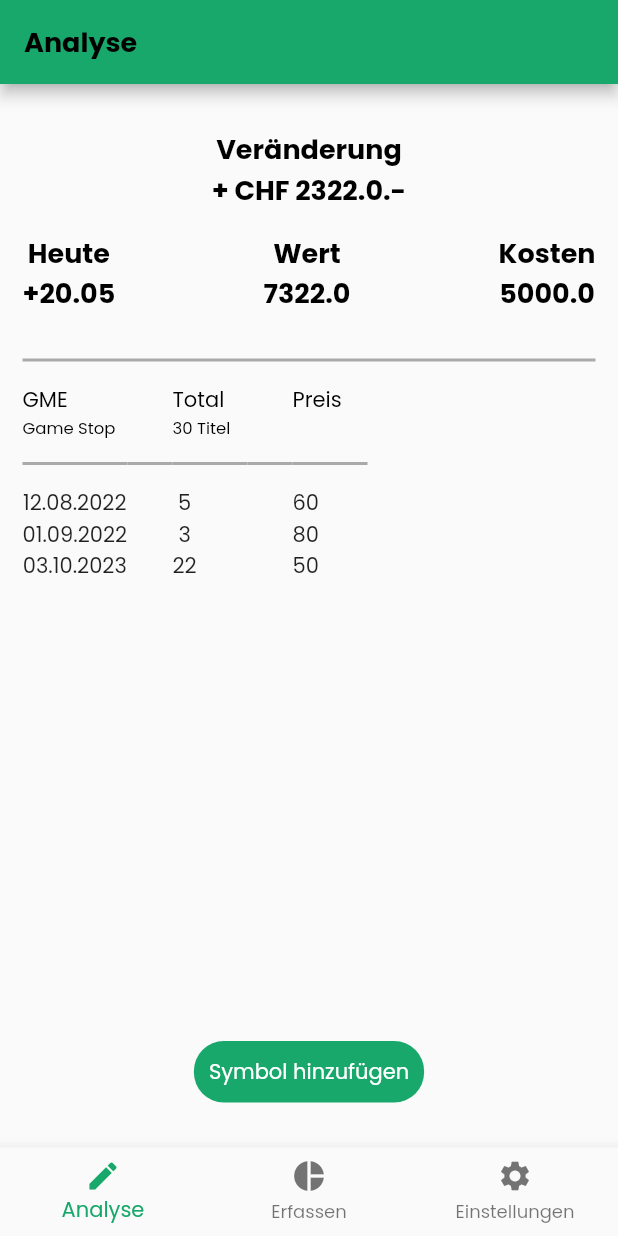
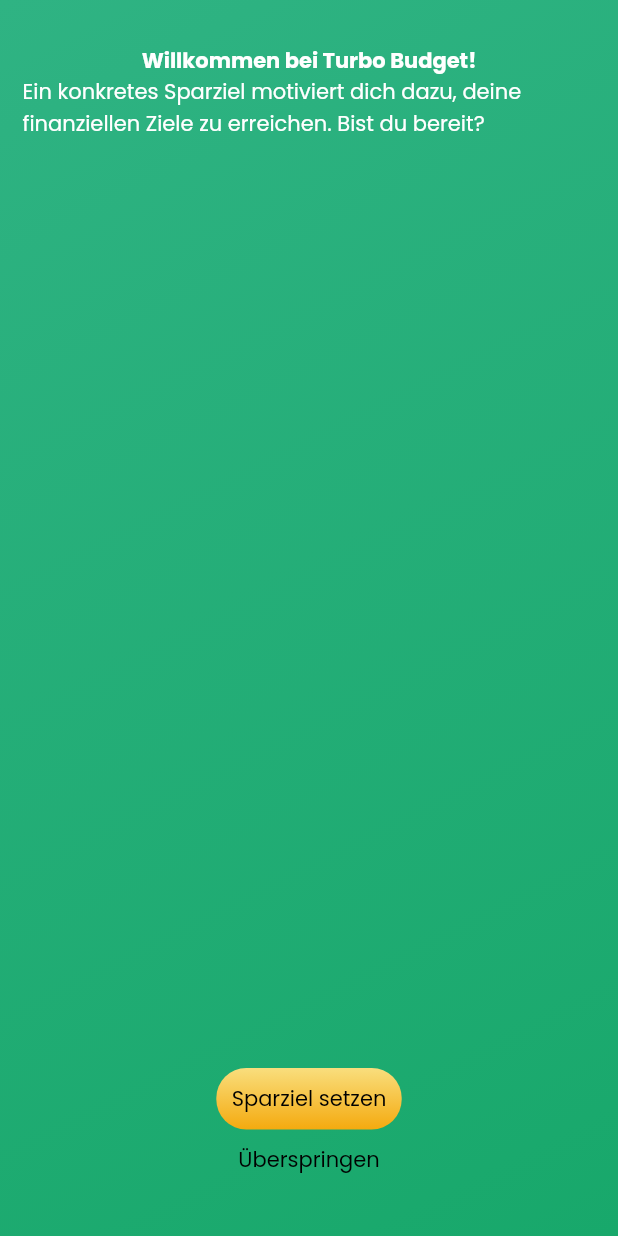
Before and after one commit to TheCoolerDaniel/BudgetApp, a Flutter app: the screen it shows after launch, on a phone screen of 412 x 824 dp. Run offline on Flutter 3.47's test engine with Material 2 defaults, Android fonts, the phone set to English and light mode, and no system bars.

Commit message:
Created navigation through onboarding

```diff
--- a/budget_app/lib/main.dart
+++ b/budget_app/lib/main.dart
@@ -1,7 +1,8 @@
 import 'package:flutter/material.dart';
 import 'package:budget_app/presentation/helpers/brand_fonts.dart'
     as brand_fonts;
-import 'presentation/navigation/main_page.dart';
+
+import 'package:budget_app/presentation/pages/onboarding/onboaring_page.dart';
 
 void main() {
   runApp(const MyApp());
@@ -18,7 +19,7 @@ class MyApp extends StatelessWidget {
       theme: ThemeData(
         fontFamily: brand_fonts.fontFamilyDefault,
       ),
-      home: const MainPage(),
+      home: const OnboardingPage(),
     );
   }
 }
--- a/budget_app/lib/presentation/core/primary_button.dart
+++ b/budget_app/lib/presentation/core/primary_button.dart
@@ -19,13 +19,17 @@ class PrimaryButton extends StatelessWidget {
   @override
   Widget build(BuildContext context) {
     return Clickable(
+      onPressed: onPressed,
       child: IntrinsicWidth(
         child: Container(
           constraints: BoxConstraints(
             minWidth: MediaQuery.of(context).size.width * 0.3,
           ),
           decoration: const BoxDecoration(
-            color: brand_colors.primaryColor,
+            gradient: LinearGradient(
+                begin: Alignment.topCenter,
+                end: Alignment.bottomCenter,
+                colors: brand_colors.primaryButton),
             borderRadius: BorderRadius.all(
               Radius.circular(20),
             ),
@@ -35,12 +39,11 @@ class PrimaryButton extends StatelessWidget {
             child: Text(
               text,
               textAlign: TextAlign.center,
-              style: brand_fonts.copyLight,
+              style: brand_fonts.copyDark,
             ),
           ),
         ),
       ),
-      onPressed: onPressed,
     );
   }
 }
--- /dev/null
+++ b/budget_app/lib/presentation/core/tertiary_button.dart
@@ -0,0 +1,40 @@
+import 'package:flutter/material.dart';
+import 'package:budget_app/presentation/helpers/brand_fonts.dart'
+    as brand_fonts;
+
+import 'clickable.dart';
+
+class TertiaryButton extends StatelessWidget {
+  final String text;
+  final VoidCallback onPressed;
+  final bool isLight;
+
+  const TertiaryButton({
+    Key? key,
+    required this.text,
+    required this.onPressed,
+    this.isLight = false,
+  }) : super(key: key);
+
+  @override
+  Widget build(BuildContext context) {
+    final minWidth = MediaQuery.of(context).size.width * 0.3;
+
+    return Clickable(
+      onPressed: onPressed,
+      child: Container(
+        constraints: BoxConstraints(
+          minWidth: minWidth,
+        ),
+        child: Padding(
+          padding: const EdgeInsets.all(10),
+          child: Text(
+            text,
+            textAlign: TextAlign.center,
+            style: isLight ? brand_fonts.copyLight : brand_fonts.copyDark,
+          ),
+        ),
+      ),
+    );
+  }
+}
--- a/budget_app/lib/presentation/helpers/brand_colors.dart
+++ b/budget_app/lib/presentation/helpers/brand_colors.dart
@@ -4,7 +4,11 @@ import 'package:flutter/material.dart';
 const primaryColor = Color(0xFF18A86B);
 const accentColor = Color(0xFF2FB383);
 const mainGradient = [accentColor, primaryColor];
-const backgroundColor = Color.fromARGB(255, 255, 255, 255);
+const backgroundColor = Color(0xFFFFFFFF);
+const primaryButton = [
+  Color(0xFFF9DE7D),
+  Color(0xFFF4AA0F),
+];
 
 // ICONS
 const borderColor = Color(0xFFAAAAAA);
--- a/budget_app/lib/presentation/navigation/main_page.dart
+++ b/budget_app/lib/presentation/navigation/home_page.dart
@@ -9,18 +9,18 @@ import '../core/custom_app_bar.dart';
 import '../pages/analysis/analysis_view.dart';
 import '../pages/transactions/transactions_list_view.dart';
 
-class MainPage extends StatefulWidget {
+class HomePage extends StatefulWidget {
   static const double horizontalPadding = 10;
 
-  const MainPage({
+  const HomePage({
     Key? key,
   }) : super(key: key);
 
   @override
-  State<MainPage> createState() => _MainPageState();
+  State<HomePage> createState() => _HomePageState();
 }
 
-class _MainPageState extends State<MainPage> {
+class _HomePageState extends State<HomePage> {
   int _selectedIndex = 0;
 
   _SelectableView getView(int selectedIndex) {
--- /dev/null
+++ b/budget_app/lib/presentation/pages/onboarding/onboaring_page.dart
@@ -0,0 +1,59 @@
+import 'package:budget_app/presentation/core/primary_button.dart';
+import 'package:budget_app/presentation/navigation/home_page.dart';
+import 'package:budget_app/presentation/pages/onboarding/choose_goal_view.dart';
+import 'package:budget_app/presentation/pages/onboarding/enter_savings_view.dart';
+import 'package:budget_app/presentation/pages/onboarding/welcome_view.dart';
+import 'package:flutter/material.dart';
+import 'package:budget_app/presentation/helpers/brand_colors.dart'
+    as brand_colors;
+import 'package:budget_app/presentation/helpers/brand_fonts.dart'
+    as brand_fonts;
+import 'package:budget_app/presentation/helpers/spacing.dart' as spacing;
+
+import '../../core/tertiary_button.dart';
+
+class OnboardingPage extends StatefulWidget {
+  const OnboardingPage({Key? key}) : super(key: key);
+
+  @override
+  State<OnboardingPage> createState() => _OnboardingPageState();
+}
+
+class _OnboardingPageState extends State<OnboardingPage> {
+  int currentViewIndex = 0;
+
+  Widget GetCurrentView(int viewIndex) {
+    switch (viewIndex) {
+      case 0:
+        return WelcomeView(
+          continueOnboarding: () {
+            setState(() {
+              currentViewIndex++;
+            });
+          },
+        );
+      case 1:
+        return ChooseGoalView(
+          continueOnboarding: () {
+            setState(() {});
+          },
+        );
+      case 2:
+        return EnterSavingsView(
+          continueOnboarding: () {
+            setState(() {});
+          },
+        );
+      default:
+        // Should never occur
+        return SizedBox();
+    }
+  }
+
+  @override
+  Widget build(BuildContext context) {
+    return Scaffold(
+      body: GetCurrentView(currentViewIndex),
+    );
+  }
+}
--- /dev/null
+++ b/budget_app/lib/presentation/pages/onboarding/welcome_view.dart
@@ -0,0 +1,68 @@
+import 'package:budget_app/presentation/core/primary_button.dart';
+import 'package:flutter/material.dart';
+import 'package:budget_app/presentation/helpers/brand_colors.dart'
+    as brand_colors;
+import 'package:budget_app/presentation/helpers/brand_fonts.dart'
+    as brand_fonts;
+import 'package:budget_app/presentation/helpers/spacing.dart' as spacing;
+
+import '../../core/tertiary_button.dart';
+import '../../navigation/home_page.dart';
+
+class WelcomeView extends StatelessWidget {
+  final VoidCallback continueOnboarding;
+
+  const WelcomeView({
+    Key? key,
+    required this.continueOnboarding,
+  }) : super(key: key);
+
+  @override
+  Widget build(BuildContext context) {
+    return Container(
+      height: MediaQuery.of(context).size.height,
+      width: MediaQuery.of(context).size.width,
+      padding: const EdgeInsets.only(
+        top: spacing.appBarOffsetBottom,
+        bottom: spacing.buttonOffsetBottom,
+        left: spacing.paddingSide,
+        right: spacing.paddingSide,
+      ),
+      decoration: const BoxDecoration(
+        gradient: LinearGradient(
+          begin: Alignment.topLeft,
+          end: Alignment.bottomRight,
+          colors: brand_colors.mainGradient,
+        ),
+      ),
+      child: SafeArea(
+        child: Column(
+          children: [
+            const Text("Willkommen bei Turbo Budget!",
+                style: brand_fonts.titleLight),
+            const Text(
+              "Ein konkretes Sparziel motiviert dich dazu, deine finanziellen Ziele zu erreichen. Bist du bereit?",
+              style: brand_fonts.copyLight,
+            ),
+            const Expanded(child: SizedBox()),
+            PrimaryButton(
+              text: "Sparziel setzen",
+              onPressed: continueOnboarding,
+            ),
+            TertiaryButton(
+              text: "Überspringen",
+              onPressed: () {
+                Navigator.push(
+                  context,
+                  MaterialPageRoute(
+                    builder: (context) => const HomePage(),
+                  ),
+                );
+              },
+            ),
+          ],
+        ),
+      ),
+    );
+  }
+}
--- a/budget_app/lib/presentation/pages/transactions/transactions_group.dart
+++ b/budget_app/lib/presentation/pages/transactions/transactions_group.dart
@@ -1,5 +1,5 @@
 import 'package:flutter/material.dart';
-import '../../navigation/main_page.dart';
+import '../../navigation/home_page.dart';
 import 'transactions_tile.dart';
 
 class TransactionsGroup extends StatelessWidget {
@@ -9,7 +9,7 @@ class TransactionsGroup extends StatelessWidget {
   Widget build(BuildContext context) {
     return Container(
       padding: const EdgeInsets.symmetric(
-          horizontal: MainPage.horizontalPadding, vertical: 10),
+          horizontal: HomePage.horizontalPadding, vertical: 10),
       child: Column(
         children: [
           Row(
```
Also changed, not shown: budget_app/lib/presentation/pages/onboarding/choose_goal_page.dart (deleted, +0 -27 lines), budget_app/lib/presentation/pages/onboarding/choose_goal_view.dart (added, +68 -0 lines), budget_app/lib/presentation/pages/onboarding/enter_savings_view.dart (added, +64 -0 lines), budget_app/lib/presentation/pages/onboarding/onboarding_gradient_view.dart (added, +72 -0 lines), budget_app/lib/presentation/core/customTextField.dart (added).
